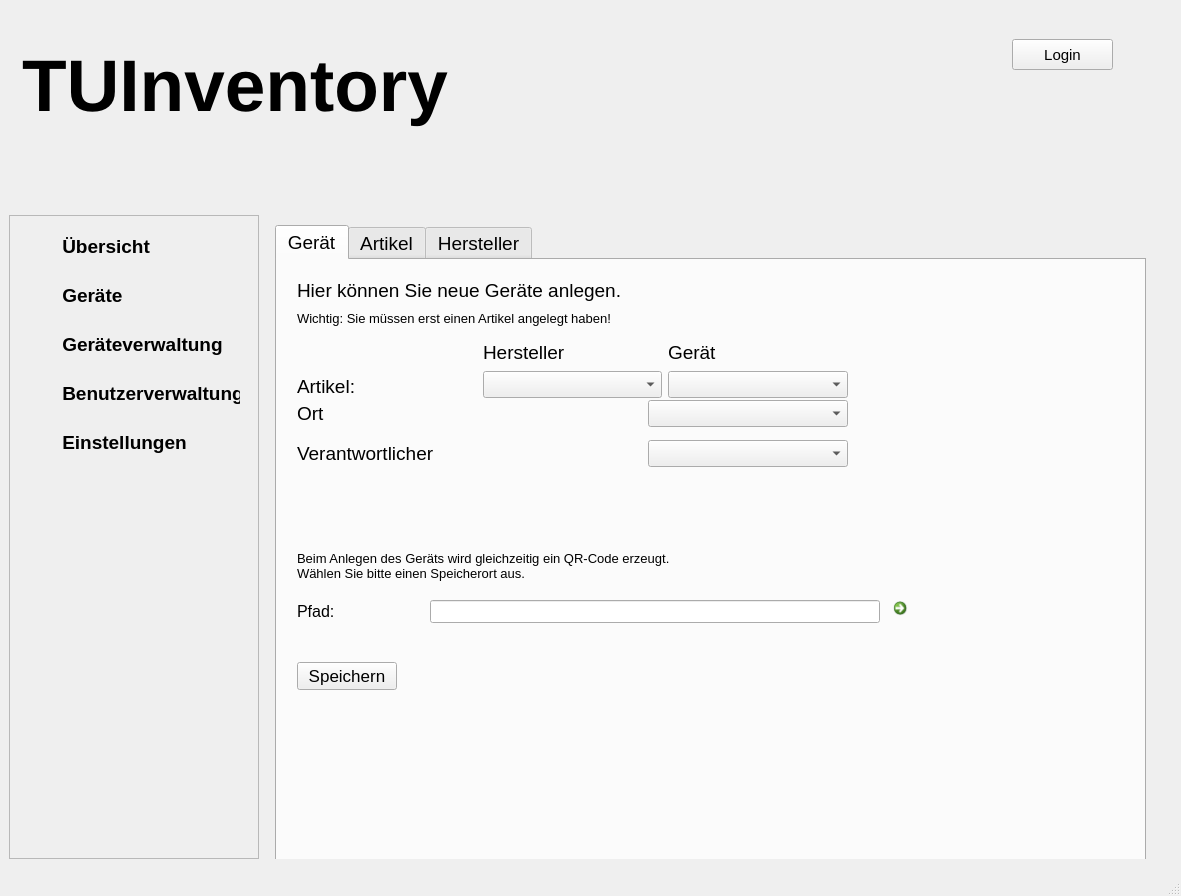
This is TUInventory/mainScaling.ui in SV-97/TUInventory as Qt 5 draws it before an edit. The edited form follows.
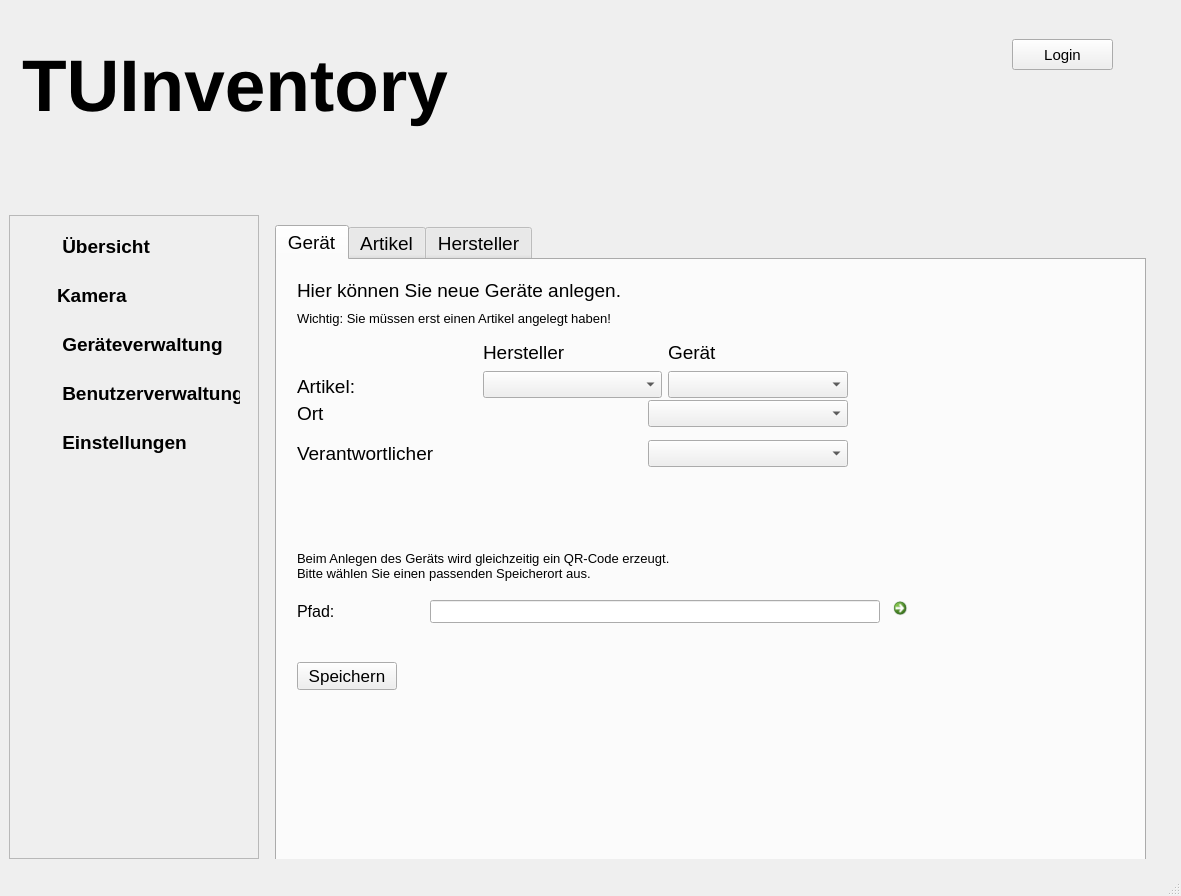
This is the edited form. The open tabs and pages were chosen to show the change. Icons and pictures are not drawn.

Commit message:
Fixed a bug in device creation
Fixed a bug where it would only let you choose one article in the device creation page

```diff
--- a/TUInventory/mainScaling.ui
+++ b/TUInventory/mainScaling.ui
@@ -354,7 +354,7 @@
                   </font>
                  </property>
                  <property name="text">
-                  <string> Geräte</string>
+                  <string>Kamera</string>
                  </property>
                  <property name="iconSize">
                   <size>
@@ -786,7 +786,7 @@
                <string>Wichtig: Sie müssen erst einen Artikel angelegt haben!</string>
               </property>
              </widget>
-             <widget class="QWidget" name="">
+             <widget class="QWidget" name="layoutWidget">
               <property name="geometry">
                <rect>
                 <x>20</x>
@@ -835,7 +835,7 @@
                </item>
               </layout>
              </widget>
-             <widget class="QWidget" name="">
+             <widget class="QWidget" name="layoutWidget">
               <property name="geometry">
                <rect>
                 <x>20</x>
@@ -926,7 +926,7 @@
                </item>
               </layout>
              </widget>
-             <widget class="QWidget" name="">
+             <widget class="QWidget" name="layoutWidget">
               <property name="geometry">
                <rect>
                 <x>20</x>
@@ -984,7 +984,7 @@
                </item>
               </layout>
              </widget>
-             <widget class="QWidget" name="">
+             <widget class="QWidget" name="layoutWidget">
               <property name="geometry">
                <rect>
                 <x>20</x>
@@ -1061,10 +1061,10 @@
               </property>
               <property name="text">
                <string>Beim Anlegen des Geräts wird gleichzeitig ein QR-Code erzeugt. 
-Wählen Sie bitte einen Speicherort aus.</string>
+Bitte wählen Sie einen passenden Speicherort aus.</string>
               </property>
              </widget>
-             <widget class="QWidget" name="">
+             <widget class="QWidget" name="layoutWidget">
               <property name="geometry">
                <rect>
                 <x>20</x>
```
Left out of the diff: 13 changed lines with no effect on the pictures. The commit also changes 1 other file.
